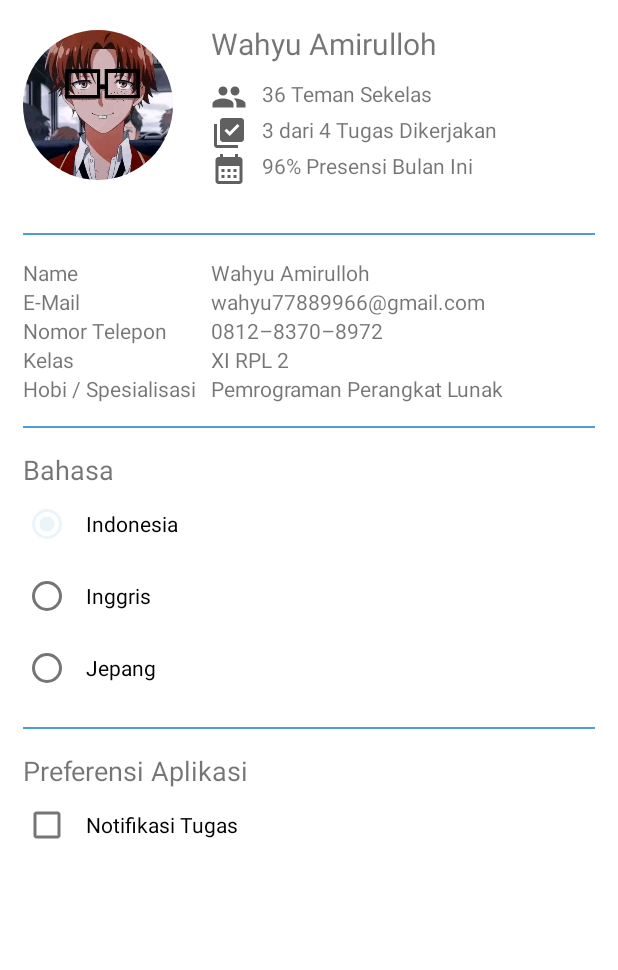
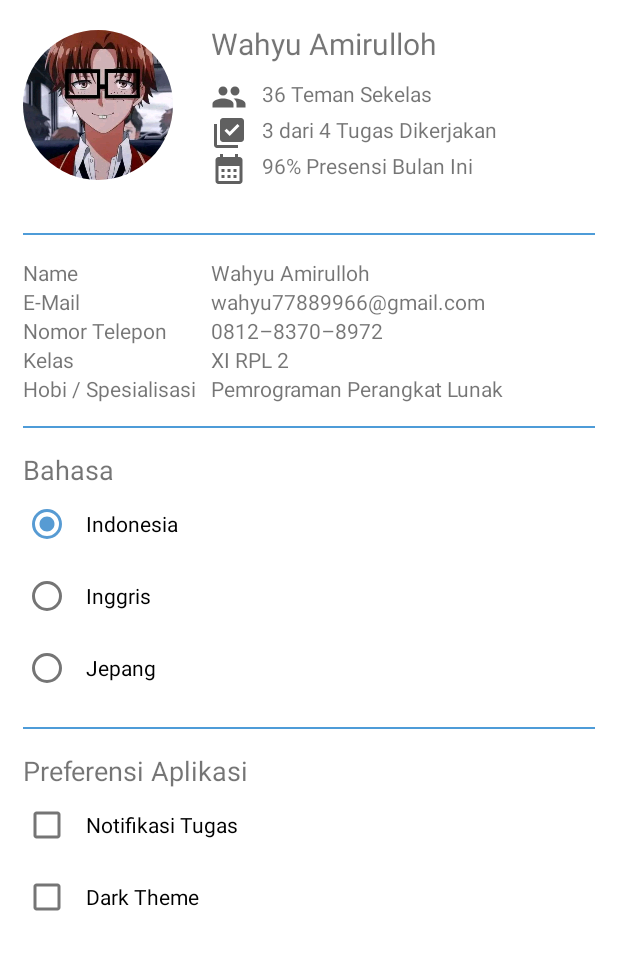
Before and after one commit to amirudev/androidk-kelassekolah, an Android app: the screen it shows after launch (UserProfile), after a tap on "Profile", on a phone screen of 412 x 824 dp, the part 84-1054 px from its top. Run offline under Robolectric (Android 15) with nearby library versions, the phone set to English and light mode, and no system bars; our stand-ins replace CircleImageView; 3 other taps on this screen came first.

Commit message:
Final Review

```diff
--- a/app/src/main/java/com/dicoding/kelassekolah/MainActivity.kt
+++ b/app/src/main/java/com/dicoding/kelassekolah/MainActivity.kt
@@ -83,12 +83,12 @@
             "CardView" -> {
                 showRecyclerCardview()
                 btnChangeLayout.text = getString(R.string.list)
-                btnChangeLayout.setCompoundDrawablesWithIntrinsicBounds(R.drawable.ic_baseline_view_module_24_gray, 0, 0, 0)
+                btnChangeLayout.setCompoundDrawablesWithIntrinsicBounds(R.drawable.ic_baseline_view_list_24_gray, 0, 0, 0)
             }
             "List" -> {
                 showRecyclerList()
                 btnChangeLayout.text = getString(R.string.grid)
-                btnChangeLayout.setCompoundDrawablesWithIntrinsicBounds(R.drawable.ic_baseline_view_list_24_gray, 0, 0, 0)
+                btnChangeLayout.setCompoundDrawablesWithIntrinsicBounds(R.drawable.ic_baseline_view_module_24_gray, 0, 0, 0)
             }
         }
     }
--- a/app/src/main/java/com/dicoding/kelassekolah/UserProfile.kt
+++ b/app/src/main/java/com/dicoding/kelassekolah/UserProfile.kt
@@ -1,8 +1,8 @@
 package com.dicoding.kelassekolah
 
 import android.content.Intent
+import android.content.res.Configuration
 import android.os.Build
-import androidx.appcompat.app.AppCompatActivity
 import android.os.Bundle
 import android.util.Log
 import android.view.Menu
@@ -12,12 +12,15 @@
 import android.widget.RadioButton
 import android.widget.RadioGroup
 import android.widget.Toast
+import androidx.appcompat.app.AppCompatActivity
+import androidx.appcompat.app.AppCompatDelegate
 import androidx.appcompat.widget.Toolbar
 import java.util.*
 
 class UserProfile : AppCompatActivity(), View.OnClickListener {
     private lateinit var notificationManager: NotificationManager
     private lateinit var checkBoxTaskNotification: CheckBox
+    private lateinit var checkBoxDarkTheme: CheckBox
     private lateinit var languageSharedPref: LanguageSharedPref
     private lateinit var appLanguageCode: String
 
@@ -25,18 +28,20 @@
     override fun onCreate(savedInstanceState: Bundle?) {
         super.onCreate(savedInstanceState)
 
-        createApp()
-
-        checkBoxTaskNotification = findViewById(R.id.cb_task_notification)
-        checkBoxTaskNotification.setOnClickListener(this)
-
-        notificationManager = NotificationManager(this@UserProfile)
-
         languageSharedPref = LanguageSharedPref(this)
         appLanguageCode = languageSharedPref.getLanguage()
         setAppLanguage(appLanguageCode)
 
         radioCheckOnLanguage(appLanguageCode)
+
+        checkBoxTaskNotification = findViewById(R.id.cb_task_notification)
+        checkBoxTaskNotification.setOnClickListener(this)
+        checkBoxDarkTheme = findViewById(R.id.cb_dark_theme)
+        checkBoxDarkTheme.setOnClickListener(this)
+
+        notificationManager = NotificationManager(this@UserProfile)
+
+        checkCurrentDarkMode()
     }
 
     private fun createApp() {
@@ -73,13 +78,8 @@
         return super.onOptionsItemSelected(item)
     }
 
-    private fun onMultipleOptionClicked(view: View) {
-        if (view is CheckBox) {
-            val checked: Boolean = view.isChecked
-
-            when (view.id) {
-                R.id.cb_task_notification -> {
-                    if (checked) {
+    private fun onOptionsNotification(view: CheckBox) {
+        if (view.isChecked) {
             notificationManager.startNotification(
                 getString(R.string.task_notification),
                 getString(R.string.mathematics_trigonometry_task_xi_deadline)
@@ -91,9 +91,16 @@
                 Toast.LENGTH_SHORT
             ).show()
         }
+
+        Log.d("UserProfile", "Task Notification")
     }
-            }
-        }
+
+    private fun onOptionsDarkMode(view: CheckBox) {
+        if (view.isChecked) {
+            AppCompatDelegate.setDefaultNightMode(AppCompatDelegate.MODE_NIGHT_YES)
+        } else AppCompatDelegate.setDefaultNightMode(AppCompatDelegate.MODE_NIGHT_NO)
+
+        Log.d("UserProfile", "R DarkMode")
     }
 
     fun onRadioLanguageOptionsClicked(view: View) {
@@ -107,9 +114,6 @@
 
                         languageSharedPref.setLanguage("in")
                     }
-
-                    Log.d("UserProfile", "Language changed, Indonesian")
-
                 }
                 R.id.r_english -> {
                     if (checked) {
@@ -117,15 +121,12 @@
 
                         languageSharedPref.setLanguage("en")
                     }
-
-                    Log.d("UserProfile", "Language changed, English")
-
                 }
                 R.id.r_japanese -> {
                     if (checked) {
-                        setAppLanguage("jp")
+                        setAppLanguage("ja")
 
-                        languageSharedPref.setLanguage("jp")
+                        languageSharedPref.setLanguage("ja")
                     }
                 }
             }
@@ -159,17 +160,46 @@
         val elementId: Int = when (langCode) {
             "in" -> R.id.r_indonesian
             "en" -> R.id.r_english
-            "jp" -> R.id.r_japanese
+            "ja" -> R.id.r_japanese
             else -> R.id.r_indonesian
         }
 
         findViewById<RadioGroup>(R.id.rg_language).check(elementId)
     }
 
+    private fun checkCurrentDarkMode() {
+//        if (AppCompatDelegate.getDefaultNightMode() == AppCompatDelegate.MODE_NIGHT_YES) {
+//            checkBoxDarkTheme.isChecked = true
+//
+//            Log.d("UserProfile","checkBoxDarkTheme true")
+//        }
+
+        val currentNightMode = (resources.configuration.uiMode
+                and Configuration.UI_MODE_NIGHT_MASK)
+
+        when (currentNightMode) {
+            Configuration.UI_MODE_NIGHT_NO -> {
+                checkBoxDarkTheme.isChecked = false
+            }
+            Configuration.UI_MODE_NIGHT_YES -> {
+                checkBoxDarkTheme.isChecked = true
+            }
+            Configuration.UI_MODE_NIGHT_UNDEFINED -> {
+                checkBoxDarkTheme.isChecked = false
+            }
+        }
+
+        Log.d("UserProfile", checkBoxDarkTheme.isChecked.toString())
+    }
+
     override fun onClick(v: View?) {
         when (v?.id) {
             R.id.cb_task_notification -> {
-                onMultipleOptionClicked(checkBoxTaskNotification)
+                onOptionsNotification(checkBoxTaskNotification)
+            }
+
+            R.id.cb_dark_theme -> {
+                onOptionsDarkMode(checkBoxDarkTheme)
             }
         }
     }
--- a/app/src/main/res/layout/activity_main.xml
+++ b/app/src/main/res/layout/activity_main.xml
@@ -49,7 +49,7 @@
                     android:id="@+id/action_button_change_layout"
                     android:layout_width="wrap_content"
                     android:layout_height="wrap_content"
-                    android:drawableStart="@drawable/ic_baseline_view_module_24_gray"
+                    app:drawableStartCompat="@drawable/ic_baseline_view_module_24_gray"
                     android:padding="18dp"
                     android:text="@string/grid"
                     android:textColor="@color/gray_60"
--- a/app/src/main/res/layout/activity_user_profile.xml
+++ b/app/src/main/res/layout/activity_user_profile.xml
@@ -220,6 +220,14 @@
                 android:paddingStart="10dp"
                 android:paddingEnd="10dp"
                 android:text="@string/task_notification"/>
+
+            <CheckBox
+                android:id="@+id/cb_dark_theme"
+                android:layout_width="match_parent"
+                android:layout_height="wrap_content"
+                android:paddingStart="10dp"
+                android:paddingEnd="10dp"
+                android:text="@string/dark_theme"/>
         </LinearLayout>
     </ScrollView>
 </LinearLayout>
--- a/app/src/main/res/values-night/strings.xml
+++ b/app/src/main/res/values-night/strings.xml
@@ -30,9 +30,9 @@
     <string name="share_with_email">Bagikan Melalui E-Mail</string>
     <string name="comment_should_not_empty">Komentar tidak boleh kosong</string>
     <string name="add_comment_success_but_on_development">Tambahkan komentar berhasil, dalam pengembangan, akan mengirim e-mail ke pengembang</string>
-    <string name="cardview">Kartu</string>
-    <string name="list">Daftar</string>
-    <string name="grid">Kotak</string>
+    <string name="cardview">CardView</string>
+    <string name="list">List</string>
+    <string name="grid">Grid</string>
     <string name="mathematics_trigonometry_task_xi_deadline">Tugas Trigonometri Matematika XI akan habis tenggat waktunya dalam 6 Jam lagi (Contoh)</string>
     <string name="task_notification_would_not_appear">Notifikasi Tugas tidak akan ditampilkan</string>
     <string name="photo_of_school_activity_on_gallery">Photo of School Activity on Gallery</string>
@@ -65,4 +65,5 @@
     <string name="item_image_on_grid_mode_gallery">Item Image on Grid Mode Gallery</string>
     <string name="item_image_on_list_mode_gallery">Item Image on List Mode Gallery</string>
     <string name="profile">Profile</string>
+    <string name="dark_theme">Dark Theme</string>
 </resources>
--- a/app/src/main/res/values/strings.xml
+++ b/app/src/main/res/values/strings.xml
@@ -65,4 +65,5 @@
     <string name="item_image_on_grid_mode_gallery">Item Image on Grid Mode Gallery</string>
     <string name="item_image_on_list_mode_gallery">Item Image on List Mode Gallery</string>
     <string name="profile">Profile</string>
+    <string name="dark_theme">Dark Theme</string>
 </resources>
--- a/app/src/main/res/values/themes.xml
+++ b/app/src/main/res/values/themes.xml
@@ -6,8 +6,8 @@
         <item name="colorPrimaryVariant">@color/blue_pedulilindungi_variant</item>
         <item name="colorOnPrimary">@color/white</item>
         <!-- Secondary brand color. -->
-        <item name="colorSecondary">@color/blue_pedulilindungi_secondary</item>
-        <item name="colorSecondaryVariant">@color/blue_pedulilindungi_secondary_variant</item>
+        <item name="colorSecondary">@color/blue_pedulilindungi_variant</item>
+        <item name="colorSecondaryVariant">@color/blue_pedulilindungi</item>
         <item name="colorOnSecondary">@color/black</item>
         <!-- Status bar color. -->
         <item name="android:statusBarColor" tools:targetApi="l">?attr/colorPrimaryVariant</item>
```
Also changed, not shown: 3 other files. Lines whose indentation alone changed are shown as unchanged.
